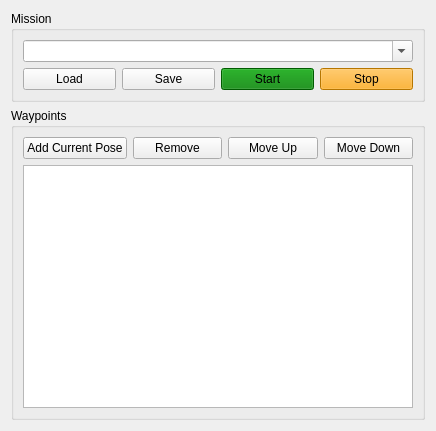
First picture: the form in rqt_herox_missioneditor/resource/HeroxMissionEditor.ui, repository robco-therobotcompany/herox_desktop, before the edit.
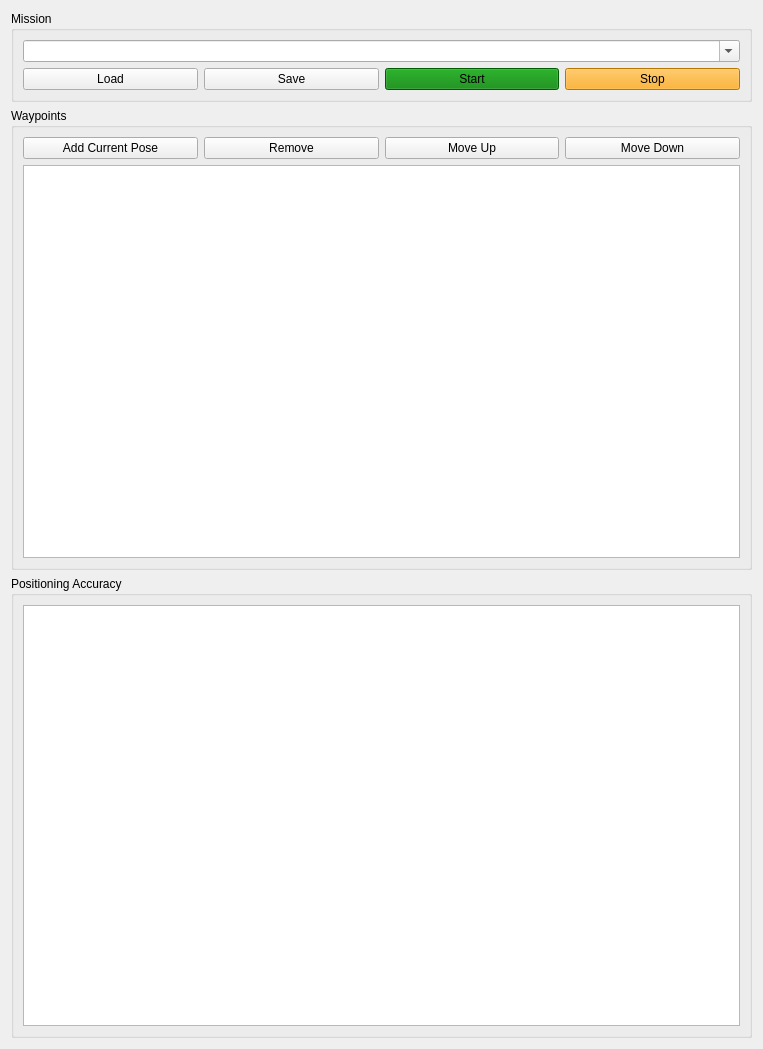
Second picture: the form after the edit. Custom widgets are drawn as their Qt base class.

Commit message: updated mission editor for displaying accuracy plot

The edit to the form file:
```diff
--- a/rqt_herox_missioneditor/resource/HeroxMissionEditor.ui
+++ b/rqt_herox_missioneditor/resource/HeroxMissionEditor.ui
@@ -6,8 +6,8 @@
    <rect>
     <x>0</x>
     <y>0</y>
-    <width>436</width>
-    <height>431</height>
+    <width>763</width>
+    <height>1049</height>
    </rect>
   </property>
   <property name="windowTitle">
@@ -217,8 +217,27 @@
      </layout>
     </widget>
    </item>
+   <item row="2" column="0">
+    <widget class="QGroupBox" name="groupBox_2">
+     <property name="title">
+      <string>Positioning Accuracy</string>
+     </property>
+     <layout class="QVBoxLayout" name="verticalLayout_3">
+      <item>
+       <widget class="PlotWidget" name="pltAccuracy"/>
+      </item>
+     </layout>
+    </widget>
+   </item>
   </layout>
  </widget>
+ <customwidgets>
+  <customwidget>
+   <class>PlotWidget</class>
+   <extends>QGraphicsView</extends>
+   <header>pyqtgraph</header>
+  </customwidget>
+ </customwidgets>
  <resources/>
  <connections/>
 </ui>
```
The commit also changes 2 other files.
